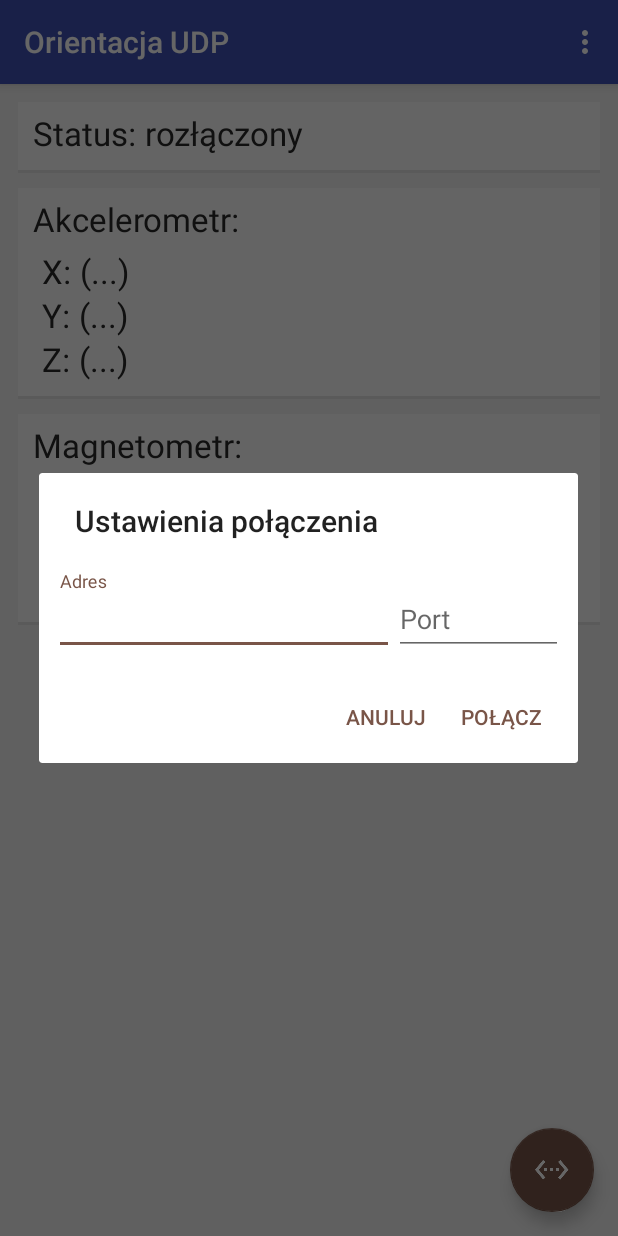
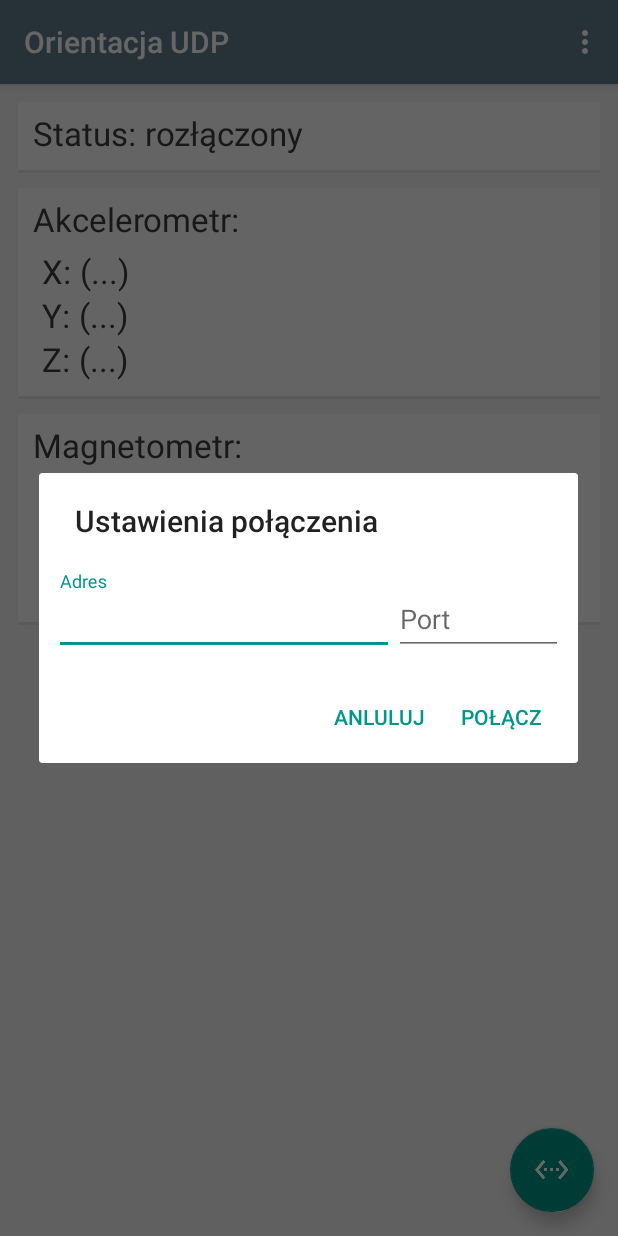
Before and after one commit to stramek/Orientacja-UDP, an Android app: the screen it shows after launch (MainActivity), after a tap on an icon or button, on a phone screen of 412 x 824 dp. Run offline under Robolectric (Android 15) with nearby library versions, the phone set to English and light mode, and no system bars.

Commit message:
Zmiana koloru + stringi + poprawki

```diff
--- a/app/src/main/AndroidManifest.xml
+++ b/app/src/main/AndroidManifest.xml
@@ -10,6 +10,7 @@
         android:theme="@style/AppTheme" >
         <activity
             android:name=".MainActivity"
+            android:screenOrientation="portrait"
             android:label="@string/app_name"
             android:theme="@style/AppTheme.NoActionBar" >
             <intent-filter>
--- a/app/src/main/java/pl/xdcodes/stramek/udpaccelerometer/ConnectDialog.java
+++ b/app/src/main/java/pl/xdcodes/stramek/udpaccelerometer/ConnectDialog.java
@@ -24,15 +24,15 @@ public class ConnectDialog extends DialogFragment {
         address = (EditText) connectView.findViewById(R.id.address);
         port = (EditText) connectView.findViewById(R.id.port);
 
-        builder.setTitle("Ustawienia połączenia");
+        builder.setTitle(getString(R.string.connect_settings));
         builder.setView(connectView);
-        builder
-                .setPositiveButton("Połącz", new DialogInterface.OnClickListener() {
+        builder.setPositiveButton(getString(R.string.connect), new DialogInterface.OnClickListener() {
                     public void onClick(DialogInterface dialog, int id) {
+
                         Log.d(TAG, "Adres: " + address.getText().toString() + " Port: " + port.getText().toString());
                     }
                 })
-                .setNegativeButton("Anuluj", new DialogInterface.OnClickListener() {
+                .setNegativeButton(R.string.cancel, new DialogInterface.OnClickListener() {
                     public void onClick(DialogInterface dialog, int id) {
                     }
                 });
--- a/app/src/main/java/pl/xdcodes/stramek/udpaccelerometer/MainActivity.java
+++ b/app/src/main/java/pl/xdcodes/stramek/udpaccelerometer/MainActivity.java
@@ -75,7 +75,6 @@ public class MainActivity extends AppCompatActivity implements SensorEventListen
         if (id == R.id.about_author) {
 
             //TODO Dialog jakiś
-            //Test GIT
 
             return true;
         }
@@ -115,14 +114,9 @@ public class MainActivity extends AppCompatActivity implements SensorEventListen
         if (mySensor.getType() == Sensor.TYPE_MAGNETIC_FIELD) {
             float[] magnetometer = event.values;
 
-            //Long curTime = System.currentTimeMillis();
-            //if ((curTime - lastUpdate) > 100) {
-              //  lastUpdate = curTime;
-
                 magnetometerA.setText(String.valueOf(Math.round(magnetometer[0] * 100.0) / 100.0));
                 magnetometerB.setText(String.valueOf(Math.round(magnetometer[1] * 100.0) / 100.0));
                 magnetometerC.setText(String.valueOf(Math.round(magnetometer[2] * 100.0) / 100.0));
-           // }
         }
     }
 
--- a/app/src/main/res/values/colors.xml
+++ b/app/src/main/res/values/colors.xml
@@ -1,13 +1,13 @@
 <?xml version="1.0" encoding="utf-8"?>
 <resources>
-    <color name="colorPrimary">#3F51B5</color>
-    <color name="colorPrimaryDark">#303F9F</color>
-    <color name="colorAccent">#795548</color>
+    <color name="colorPrimary">#607D8B</color>
+    <color name="colorPrimaryDark">#455A64</color>
+    <color name="colorAccent">#009688</color>
 
     <color name="main_inner_light">#FCFCFC</color>
     <color name="main_background_light">#F0F0F0</color>
     <color name="main_shadow_light">#E3E3E3</color>
-    <color name="dark_grey">#292929</color>
+    <color name="dark_grey">#3B3B3B</color>
 
 
 </resources>
--- a/app/src/main/res/values/strings.xml
+++ b/app/src/main/res/values/strings.xml
@@ -1,14 +1,12 @@
 <resources>
     <string name="app_name">Orientacja UDP</string>
     <string name="author">O autorze</string>
-    <string name="connecting">Łączenie&#8230;</string>
+
     <string name="status">Status:</string>
     <string name="disconnected">rozłączony</string>
     <string name="connected">połączony</string>
-    <string name="accelerometer">Akcelerometr:</string>
-    <string name="X">X:</string>
-    <string name="Y">Y:</string>
-    <string name="Z">Z:</string>
+    <string name="connecting">łączenie&#8230;</string>
+
     <string name="placeholder">(...)</string>
 
     <string name="magnetometer">Magnetometr:</string>
@@ -16,4 +14,14 @@
     <string name="B">B:</string>
     <string name="C">C:</string>
 
+    <string name="accelerometer">Akcelerometr:</string>
+    <string name="X">X:</string>
+    <string name="Y">Y:</string>
+    <string name="Z">Z:</string>
+
+    <string name="connect_settings">Ustawienia połączenia</string>
+    <string name="connect">Połącz</string>
+    <string name="address">Adres</string>
+    <string name="port">Port</string>
+    <string name="cancel">Anluluj</string>
 </resources>
--- a/app/src/main/res/values/styles.xml
+++ b/app/src/main/res/values/styles.xml
@@ -1,8 +1,6 @@
 <resources>
 
-    <!-- Base application theme. -->
     <style name="AppTheme" parent="Theme.AppCompat.Light.DarkActionBar">
-        <!-- Customize your theme here. -->
         <item name="colorPrimary">@color/colorPrimary</item>
         <item name="colorPrimaryDark">@color/colorPrimaryDark</item>
         <item name="colorAccent">@color/colorAccent</item>
```
